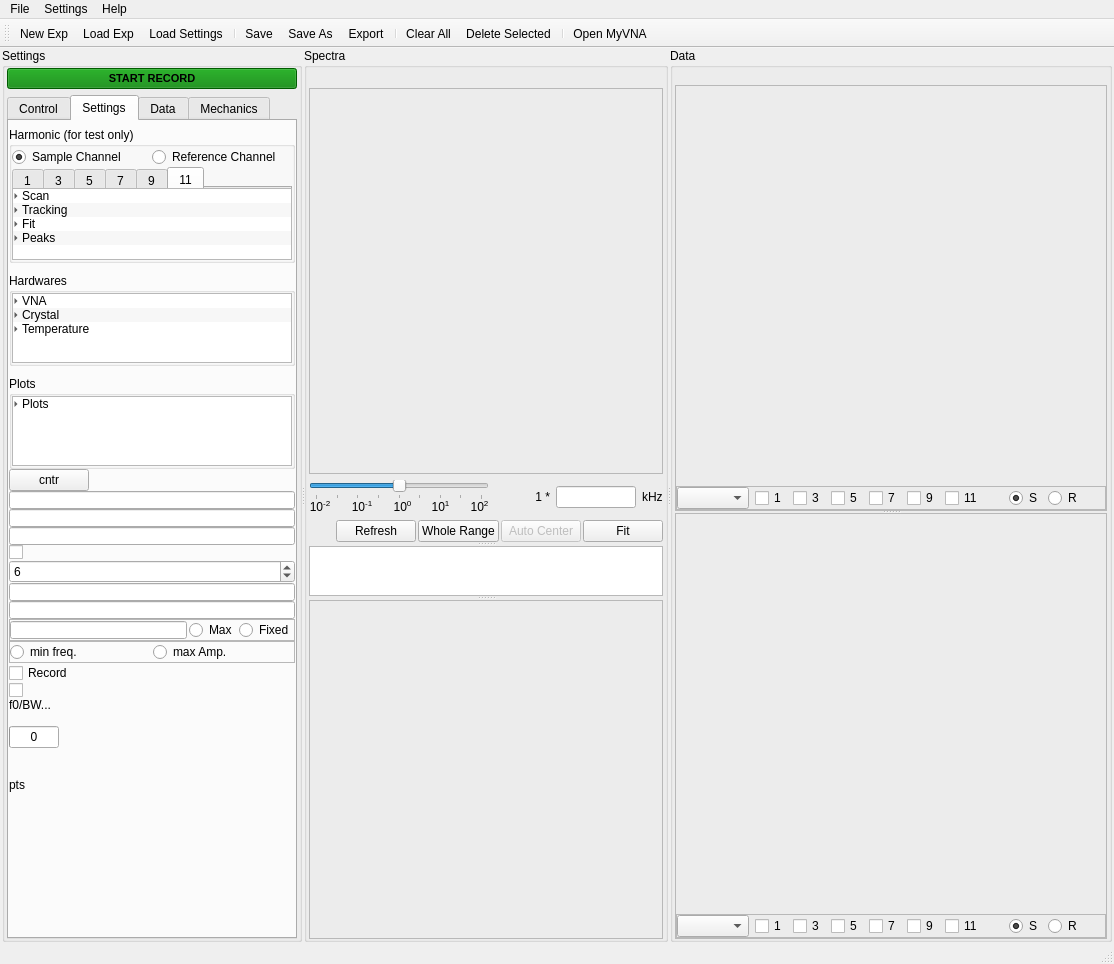
Before: the Qt Designer form QCM_GUI_test6.ui in shullgroup/rheoQCM, drawn with Qt 5.
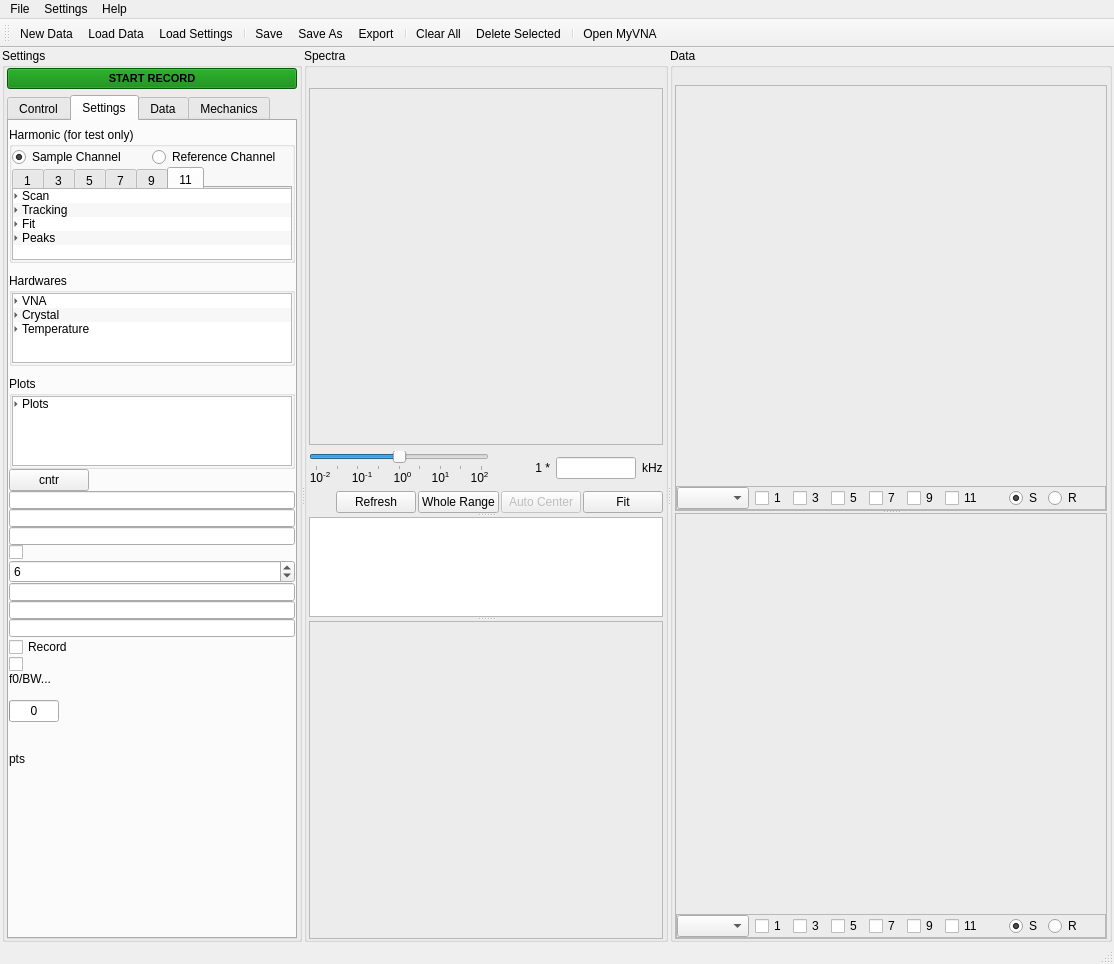
After: the same form once the commit is applied. Icons and pictures are not drawn.

What changed in the file:
```diff
--- a/QCM_GUI_test6.ui
+++ b/QCM_GUI_test6.ui
@@ -769,7 +769,7 @@
                       <enum>QDateTimeEdit::YearSection</enum>
                      </property>
                      <property name="displayFormat">
-                      <string>yyyy-MM-dd hh:mm:ss.zzz</string>
+                      <string>yyyy-MM-dd hh:mm:ss.ss</string>
                      </property>
                      <property name="calendarPopup">
                       <bool>false</bool>
@@ -1585,17 +1585,12 @@
                     </property>
                     <item>
                      <property name="text">
-                      <string>Num.</string>
+                      <string>Max #</string>
                      </property>
                      <property name="text">
                       <string/>
                      </property>
                     </item>
-                    <item>
-                     <property name="text">
-                      <string>Policy</string>
-                     </property>
-                    </item>
                     <item>
                      <property name="text">
                       <string>Threshold</string>
@@ -1935,6 +1930,16 @@
                 </property>
                </widget>
               </item>
+              <item>
+               <widget class="QLineEdit" name="lineEdit_peaks_maxnum">
+                <property name="maximumSize">
+                 <size>
+                  <width>16777215</width>
+                  <height>18</height>
+                 </size>
+                </property>
+               </widget>
+              </item>
               <item>
                <widget class="QLineEdit" name="lineEdit_peaks_threshold">
                 <property name="maximumSize">
@@ -1955,98 +1960,6 @@
                 </property>
                </widget>
               </item>
-              <item>
-               <widget class="QFrame" name="frame_peaks_num">
-                <property name="frameShape">
-                 <enum>QFrame::StyledPanel</enum>
-                </property>
-                <property name="frameShadow">
-                 <enum>QFrame::Raised</enum>
-                </property>
-                <layout class="QHBoxLayout" name="horizontalLayout_7">
-                 <property name="spacing">
-                  <number>2</number>
-                 </property>
-                 <property name="leftMargin">
-                  <number>0</number>
-                 </property>
-                 <property name="topMargin">
-                  <number>0</number>
-                 </property>
-                 <property name="rightMargin">
-                  <number>0</number>
-                 </property>
-                 <property name="bottomMargin">
-                  <number>0</number>
-                 </property>
-                 <item>
-                  <widget class="QLineEdit" name="lineEdit_peaks_num">
-                   <property name="maximumSize">
-                    <size>
-                     <width>16777215</width>
-                     <height>18</height>
-                    </size>
-                   </property>
-                  </widget>
-                 </item>
-                 <item>
-                  <widget class="QRadioButton" name="radioButton_peaks_num_max">
-                   <property name="text">
-                    <string>Max</string>
-                   </property>
-                  </widget>
-                 </item>
-                 <item>
-                  <widget class="QRadioButton" name="radioButton_peaks_num_fixed">
-                   <property name="text">
-                    <string>Fixed</string>
-                   </property>
-                  </widget>
-                 </item>
-                </layout>
-               </widget>
-              </item>
-              <item>
-               <widget class="QFrame" name="frame_peaks_policy">
-                <property name="frameShape">
-                 <enum>QFrame::StyledPanel</enum>
-                </property>
-                <property name="frameShadow">
-                 <enum>QFrame::Raised</enum>
-                </property>
-                <layout class="QHBoxLayout" name="horizontalLayout_29">
-                 <property name="spacing">
-                  <number>2</number>
-                 </property>
-                 <property name="leftMargin">
-                  <number>0</number>
-                 </property>
-                 <property name="topMargin">
-                  <number>0</number>
-                 </property>
-                 <property name="rightMargin">
-                  <number>0</number>
-                 </property>
-                 <property name="bottomMargin">
-                  <number>0</number>
-                 </property>
-                 <item>
-                  <widget class="QRadioButton" name="radioButton_peaks_policy_minf">
-                   <property name="text">
-                    <string>min freq.</string>
-                   </property>
-                  </widget>
-                 </item>
-                 <item>
-                  <widget class="QRadioButton" name="radioButton_peaks_policy_maxamp">
-                   <property name="text">
-                    <string>max Amp.</string>
-                   </property>
-                  </widget>
-                 </item>
-                </layout>
-               </widget>
-              </item>
               <item>
                <widget class="QCheckBox" name="checkBox_settings_temp_sensor">
                 <property name="text">
@@ -5530,15 +5443,15 @@
                <property name="maximumSize">
                 <size>
                  <width>16777215</width>
-                 <height>50</height>
+                 <height>100</height>
                 </size>
                </property>
                <property name="html">
                 <string>&lt;!DOCTYPE HTML PUBLIC &quot;-//W3C//DTD HTML 4.0//EN&quot; &quot;http://www.w3.org/TR/REC-html40/strict.dtd&quot;&gt;
 &lt;html&gt;&lt;head&gt;&lt;meta name=&quot;qrichtext&quot; content=&quot;1&quot; /&gt;&lt;style type=&quot;text/css&quot;&gt;
 p, li { white-space: pre-wrap; }
-&lt;/style&gt;&lt;/head&gt;&lt;body style=&quot; font-family:'MS Shell Dlg 2'; font-size:8.25pt; font-weight:400; font-style:normal;&quot;&gt;
-&lt;p style=&quot;-qt-paragraph-type:empty; margin-top:0px; margin-bottom:0px; margin-left:0px; margin-right:0px; -qt-block-indent:0; text-indent:0px;&quot;&gt;&lt;br /&gt;&lt;/p&gt;&lt;/body&gt;&lt;/html&gt;</string>
+&lt;/style&gt;&lt;/head&gt;&lt;body style=&quot; font-family:'Ubuntu'; font-size:11pt; font-weight:400; font-style:normal;&quot;&gt;
+&lt;p style=&quot;-qt-paragraph-type:empty; margin-top:0px; margin-bottom:0px; margin-left:0px; margin-right:0px; -qt-block-indent:0; text-indent:0px; font-family:'MS Shell Dlg 2'; font-size:8.25pt;&quot;&gt;&lt;br /&gt;&lt;/p&gt;&lt;/body&gt;&lt;/html&gt;</string>
                </property>
               </widget>
               <widget class="QWidget" name="layoutWidget">
@@ -6507,15 +6420,15 @@
      <x>0</x>
      <y>0</y>
      <width>1114</width>
-     <height>21</height>
+     <height>22</height>
     </rect>
    </property>
    <widget class="QMenu" name="menuFile">
     <property name="title">
      <string>File</string>
     </property>
-    <addaction name="actionNew_Exp"/>
-    <addaction name="actionLoad_Exp"/>
+    <addaction name="actionNew_Data"/>
+    <addaction name="actionLoad_Data"/>
     <addaction name="actionLoad_Settings"/>
     <addaction name="separator"/>
     <addaction name="actionSave"/>
@@ -6607,8 +6520,8 @@
    <attribute name="toolBarBreak">
     <bool>false</bool>
    </attribute>
-   <addaction name="actionNew_Exp"/>
-   <addaction name="actionLoad_Exp"/>
+   <addaction name="actionNew_Data"/>
+   <addaction name="actionLoad_Data"/>
    <addaction name="actionLoad_Settings"/>
    <addaction name="separator"/>
    <addaction name="actionSave"/>
@@ -6620,16 +6533,13 @@
    <addaction name="separator"/>
    <addaction name="actionOpen_MyVNA"/>
   </widget>
-  <action name="actionLoad_Exp">
+  <action name="actionLoad_Data">
    <property name="icon">
     <iconset resource="QCM_GUI_source.qrc">
      <normaloff>:/icon/rc/load_data.svg</normaloff>:/icon/rc/load_data.svg</iconset>
    </property>
    <property name="text">
-    <string>Load Exp</string>
-   </property>
-   <property name="toolTip">
-    <string>Load Experiment</string>
+    <string>Load Data</string>
    </property>
    <property name="shortcut">
     <string>Ctrl+O</string>
@@ -6926,16 +6836,13 @@
     <string>About QCM-r</string>
    </property>
   </action>
-  <action name="actionNew_Exp">
+  <action name="actionNew_Data">
    <property name="icon">
     <iconset resource="QCM_GUI_source.qrc">
      <normaloff>:/icon/rc/new.svg</normaloff>:/icon/rc/new.svg</iconset>
    </property>
    <property name="text">
-    <string>New Exp</string>
-   </property>
-   <property name="toolTip">
-    <string>New Experiment</string>
+    <string>New Data</string>
    </property>
    <property name="shortcut">
     <string>Ctrl+N</string>
```
Left out of the diff: 24 changed lines with no effect on the pictures.
